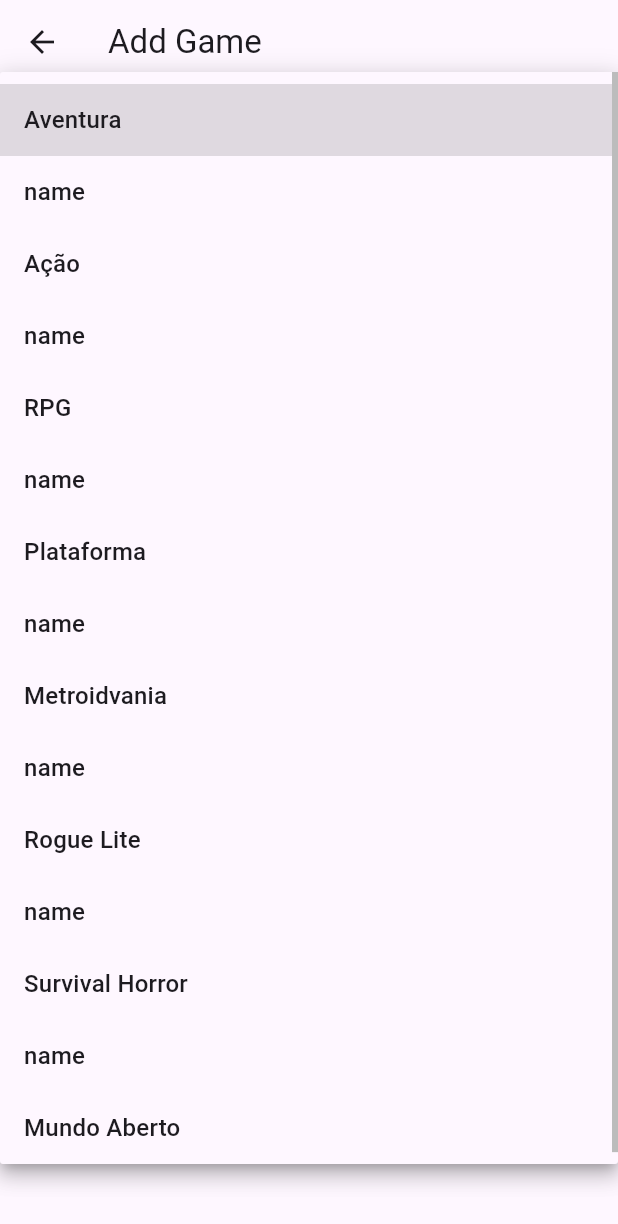
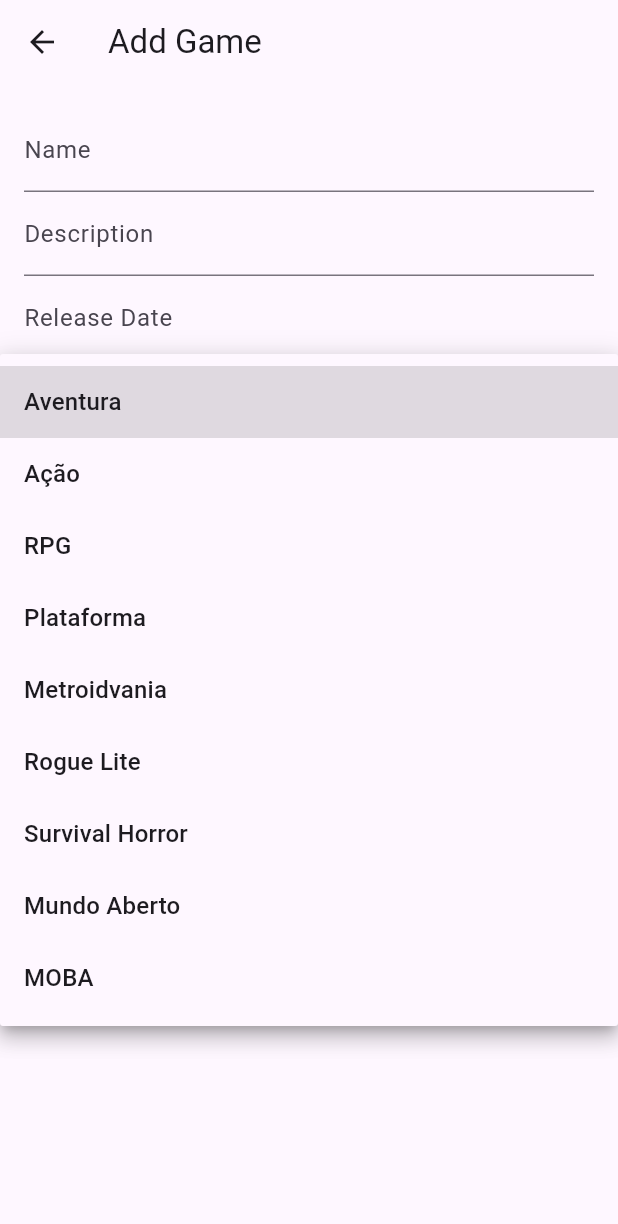
Before and after one commit to LevyLucas/GameTracker, a Flutter app: the AddEditGameScreen screen opened directly, after a tap on "Genre", on a phone screen of 412 x 824 dp. Shown: the top 1224 px of the screen. Run offline on Flutter 3.47's test engine with Material 3 defaults, Android fonts, the phone set to English and light mode, and no system bars; our stand-ins replace sqflite; accounts and stored records are empty.

Commit message:
fix database

```diff
--- a/lib/database_helper.dart
+++ b/lib/database_helper.dart
@@ -9,11 +9,14 @@ class DatabaseHelper {
   factory DatabaseHelper() => _instance;
   DatabaseHelper._internal();
 
-  late Database _database;
+  Database? _database;
 
   Future<Database> get database async {
+    if (_database != null) {
+      return _database!;
+    }
     _database = await _initDatabase();
-    return _database;
+    return _database!;
   }
 
   Future<Database> _initDatabase() async {
@@ -24,6 +27,9 @@ class DatabaseHelper {
       path,
       version: 1,
       onCreate: _onCreate,
+      onOpen: (db) async {
+        await _insertInitialData(db);
+      },
     );
   }
 
@@ -82,54 +88,64 @@ class DatabaseHelper {
       )
     ''');
     print('Created table review');
+  }
 
-    // Inserindo dados iniciais nas tabelas
-    await db.execute('''
-      INSERT INTO user(name, email, password) VALUES('Teste 1', 'teste1@teste', '123456');
-      INSERT INTO user(name, email, password) VALUES('Teste 2', 'teste2@teste', '123456');
-      INSERT INTO user(name, email, password) VALUES('Teste 3', 'teste3@teste', '123456');
-      INSERT INTO user(name, email, password) VALUES('Teste 4', 'teste4@teste', '123456');
-      INSERT INTO user(name, email, password) VALUES('Teste 5', 'teste5@teste', '123456');
-    ''');
-    print('Inserted initial users');
+  Future<void> _insertInitialData(Database db) async {
+    // Inserindo dados iniciais nas tabelas, se ainda não estiverem presentes
+    var result = await db.rawQuery('SELECT COUNT(*) as count FROM user');
+    int userCount = Sqflite.firstIntValue(result) ?? 0;
 
-    await db.execute('''
-      INSERT INTO genre(name) VALUES('Aventura');
-      INSERT INTO genre(name) VALUES('Ação');
-      INSERT INTO genre(name) VALUES('RPG');
-      INSERT INTO genre(name) VALUES('Plataforma');
-      INSERT INTO genre(name) VALUES('Metroidvania');
-      INSERT INTO genre(name) VALUES('Rogue Lite');
-      INSERT INTO genre(name) VALUES('Survival Horror');
-      INSERT INTO genre(name) VALUES('Mundo Aberto');
-    ''');
-    print('Inserted initial genres');
+    if (userCount == 0) {
+      print('Inserting initial data...');
 
-    await db.execute('''
-      INSERT INTO game(user_id, name, description, release_date) VALUES(1, 'God of War', 'O jogo começa após a morte da segunda esposa de Kratos e mãe de Atreus, Faye. Seu último desejo era que suas cinzas fossem espalhadas no pico mais alto dos nove reinos nórdicos. Antes de iniciar sua jornada, Kratos é confrontado por um homem misterioso com poderes divinos.', '2018-04-18');
-      INSERT INTO game(user_id, name, description, release_date) VALUES(1, 'Resident Evil 4', 'Resident Evil 4 é um jogo de terror e sobrevivência no qual os jogadores terão que enfrentar situações extremas de medo. Apesar dos vários elementos de terror, o jogo é equilibrado com muita ação e uma experiência de jogo bastante variada.', '2023-03-24');
-      INSERT INTO game(user_id, name, description, release_date) VALUES(2, 'Persona 5', 'Transferido para a Academia Shujin, em Tóquio, Ren Amamiya está prestes a entrar no segundo ano do colegial. Após um certo incidente, sua Persona desperta, e junto com seus amigos eles formam os Ladrões-Fantasma de Corações, para roubar a fonte dos desejos deturpados dos adultos e assim reformar seus corações.', '2017-04-17');
-      INSERT INTO game(user_id, name, description, release_date) VALUES(3, 'Horizon Zero Dawn', 'Horizon Zero Dawn é um RPG eletrônico de ação em que os jogadores controlam a protagonista Aloy, uma caçadora e arqueira, em um cenário futurista, um mundo aberto pós-apocalíptico dominado por criaturas mecanizadas como robôs dinossauros.', '2017-02-28');
-    ''');
-    print('Inserted initial games');
+      await db.insert('user', {'name': 'Teste 1', 'email': 'teste1@teste', 'password': '123456'});
+      await db.insert('user', {'name': 'Teste 2', 'email': 'teste2@teste', 'password': '123456'});
+      await db.insert('user', {'name': 'Teste 3', 'email': 'teste3@teste', 'password': '123456'});
+      await db.insert('user', {'name': 'Teste 4', 'email': 'teste4@teste', 'password': '123456'});
+      await db.insert('user', {'name': 'Teste 5', 'email': 'teste5@teste', 'password': '123456'});
+      print('Inserted initial users');
 
-    await db.execute('''
-      INSERT INTO game_genre(game_id, genre_id) VALUES(1, 1);
-      INSERT INTO game_genre(game_id, genre_id) VALUES(2, 7);
-      INSERT INTO game_genre(game_id, genre_id) VALUES(3, 3);
-      INSERT INTO game_genre(game_id, genre_id) VALUES(4, 2);
-      INSERT INTO game_genre(game_id, genre_id) VALUES(4, 3);
-      INSERT INTO game_genre(game_id, genre_id) VALUES(4, 8);
-    ''');
-    print('Inserted initial game_genre relationships');
+      await db.insert('genre', {'name': 'Aventura'});
+      await db.insert('genre', {'name': 'Ação'});
+      await db.insert('genre', {'name': 'RPG'});
+      await db.insert('genre', {'name': 'Plataforma'});
+      await db.insert('genre', {'name': 'Metroidvania'});
+      await db.insert('genre', {'name': 'Rogue Lite'});
+      await db.insert('genre', {'name': 'Survival Horror'});
+      await db.insert('genre', {'name': 'Mundo Aberto'});
+      await db.insert('genre', {'name': 'MOBA'});
+      print('Inserted initial genres');
 
-    await db.execute('''
-      INSERT INTO review(user_id, game_id, score, description, date) VALUES(1, 1, 9.5, 'Teste', '2024-06-20');
-      INSERT INTO review(user_id, game_id, score, description, date) VALUES(2, 1, 9.0, 'Teste', '2024-06-20');
-      INSERT INTO review(user_id, game_id, score, description, date) VALUES(3, 1, 8.5, 'Teste', '2024-06-20');
-      INSERT INTO review(user_id, game_id, score, description, date) VALUES(4, 1, 9.6, 'Teste', '2024-06-20');
-    ''');
-    print('Inserted initial reviews');
+      await db.insert('game', {'user_id': 1, 'name': 'God of War', 'description': 'O jogo começa após a morte da segunda esposa de Kratos e mãe de Atreus, Faye. Seu último desejo era que suas cinzas fossem espalhadas no pico mais alto dos nove reinos nórdicos. Antes de iniciar sua jornada, Kratos é confrontado por um homem misterioso com poderes divinos.', 'release_date': '2018-04-18'});
+      await db.insert('game', {'user_id': 1, 'name': 'Resident Evil 4', 'description': 'Resident Evil 4 é um jogo de terror e sobrevivência no qual os jogadores terão que enfrentar situações extremas de medo. Apesar dos vários elementos de terror, o jogo é equilibrado com muita ação e uma experiência de jogo bastante variada.', 'release_date': '2023-03-24'});
+      await db.insert('game', {'user_id': 2, 'name': 'Persona 5', 'description': 'Transferido para a Academia Shujin, em Tóquio, Ren Amamiya está prestes a entrar no segundo ano do colegial. Após um certo incidente, sua Persona desperta, e junto com seus amigos eles formam os Ladrões-Fantasma de Corações, para roubar a fonte dos desejos deturpados dos adultos e assim reformar seus corações.', 'release_date': '2017-04-17'});
+      await db.insert('game', {'user_id': 3, 'name': 'Horizon Zero Dawn', 'description': 'Horizon Zero Dawn é um RPG eletrônico de ação em que os jogadores controlam a protagonista Aloy, uma caçadora e arqueira, em um cenário futurista, um mundo aberto pós-apocalíptico dominado por criaturas mecanizadas como robôs dinossauros.', 'release_date': '2017-02-28'});
+      await db.insert('game', {'user_id': 4, 'name': 'The Last of Us Part II', 'description': 'Cinco anos após os eventos do primeiro jogo, Ellie embarca em uma nova jornada em busca de vingança e justiça, enfrentando desafios emocionais e físicos.', 'release_date': '2020-06-19'});
+      await db.insert('game', {'user_id': 5, 'name': 'League of Legends', 'description': 'League of Legends, também conhecido como LOL, é um jogo de estratégia em que duas equipes de cinco poderosos Campeões se enfrentam para destruir a base uma da outra. Escolha entre mais de 140 Campeões para realizar jogadas épicas, assegurar abates e destruir torres conforme você luta até a vitória.', 'release_date': '2009-10-27'});
+      print('Inserted initial games');
+
+      await db.insert('game_genre', {'game_id': 1, 'genre_id': 1});
+      await db.insert('game_genre', {'game_id': 2, 'genre_id': 7});
+      await db.insert('game_genre', {'game_id': 3, 'genre_id': 3});
+      await db.insert('game_genre', {'game_id': 4, 'genre_id': 2});
+      await db.insert('game_genre', {'game_id': 4, 'genre_id': 3});
+      await db.insert('game_genre', {'game_id': 4, 'genre_id': 8});
+      await db.insert('game_genre', {'game_id': 5, 'genre_id': 1});
+      await db.insert('game_genre', {'game_id': 5, 'genre_id': 7});
+      await db.insert('game_genre', {'game_id': 6, 'genre_id': 9});
+      print('Inserted initial game_genre relationships');
+
+      await db.insert('review', {'user_id': 1, 'game_id': 1, 'score': 9.5, 'description': 'Incrível história e jogabilidade.', 'date': '2024-06-20'});
+      await db.insert('review', {'user_id': 2, 'game_id': 1, 'score': 9.0, 'description': 'Gráficos impressionantes.', 'date': '2024-06-21'});
+      await db.insert('review', {'user_id': 3, 'game_id': 1, 'score': 8.5, 'description': 'Ótima mecânica de combate.', 'date': '2024-06-22'});
+      await db.insert('review', {'user_id': 4, 'game_id': 1, 'score': 9.6, 'description': 'Narrativa envolvente.', 'date': '2024-06-23'});
+      await db.insert('review', {'user_id': 2, 'game_id': 2, 'score': 10.0, 'description': 'Perfeito em todos os sentidos.', 'date': '2024-06-24'});
+      await db.insert('review', {'user_id': 1, 'game_id': 3, 'score': 7.5, 'description': 'Interessante, mas um pouco repetitivo.', 'date': '2024-06-25'});
+      await db.insert('review', {'user_id': 3, 'game_id': 4, 'score': 8.0, 'description': 'Bela direção de arte.', 'date': '2024-06-26'});
+      await db.insert('review', {'user_id': 4, 'game_id': 5, 'score': 9.8, 'description': 'Experiência emocionalmente intensa.', 'date': '2024-06-27'});
+      await db.insert('review', {'user_id': 5, 'game_id': 6, 'score': 4.2, 'description': 'Esse jogo desgraçou a minha vida.', 'date': '2024-06-30'});
+      print('Inserted initial reviews');
+    }
   }
 
   Future<int> registerUser(String name, String email, String password) async {
```
